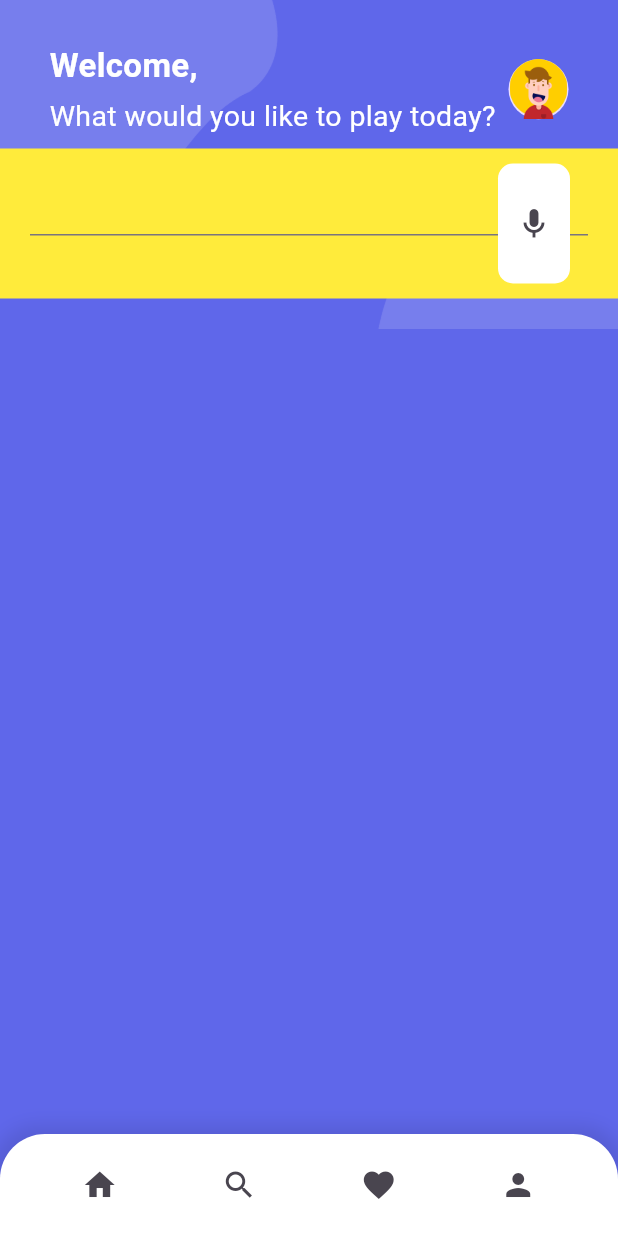
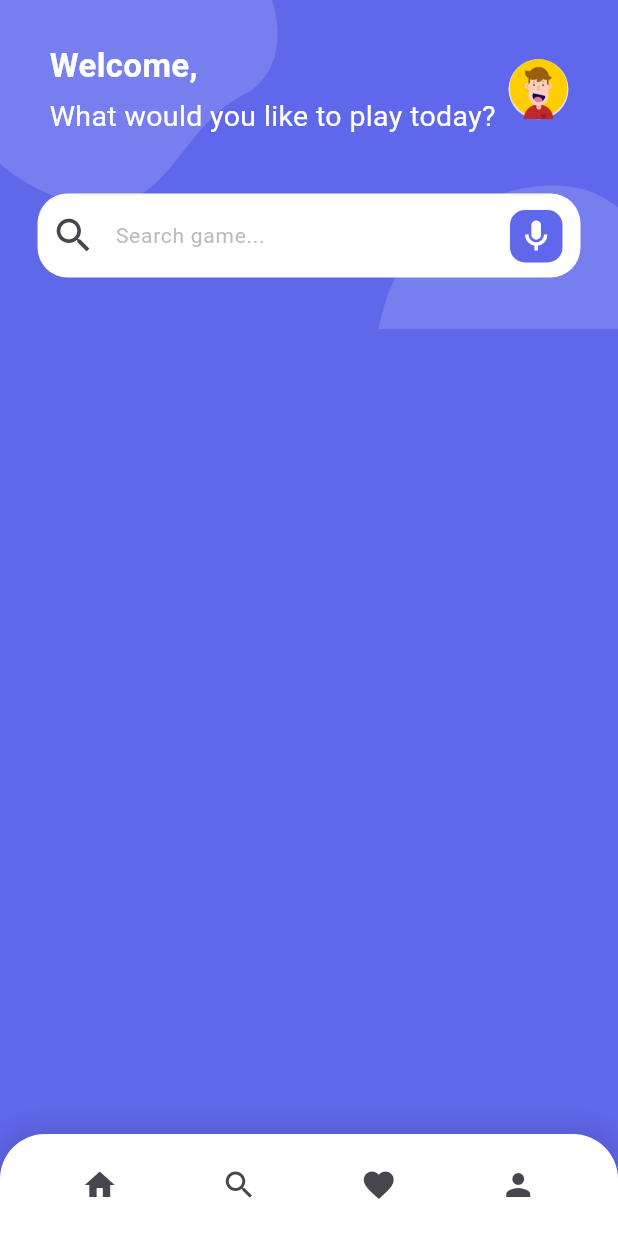
Before and after one commit to samiigll/Flutter-gamestore, a Flutter app: the screen it shows after launch, on a phone screen of 412 x 824 dp. Run offline on Flutter 3.47's test engine with Material 3 defaults, Android fonts, the light colour scheme and no system bars.

Commit message:
Refactor search section UI in home page

```diff
--- a/lib/pages/home/widgets/search.dart
+++ b/lib/pages/home/widgets/search.dart
@@ -1,30 +1,47 @@
 import 'package:flutter/material.dart';
 
 class SearchSection extends StatelessWidget {
-  const SearchSection({Key? key}) : super(key: key);
+  const SearchSection({super.key});
 
   @override
   Widget build(BuildContext context) {
     return Container(
-      height: 100,
-      color: Colors.yellow,
-      padding: const EdgeInsets.symmetric(horizontal: 20, vertical: 10),
+      // height: 100,
+      // color: Colors.yellow,
+      padding: const EdgeInsets.symmetric(horizontal: 25, vertical: 30),
       child: Stack(
         children: [
-          const TextField(),
+          TextField(
+            decoration: InputDecoration(
+                fillColor: Colors.white,
+                filled: true,
+                border: const OutlineInputBorder(
+                  borderRadius: BorderRadius.all(Radius.circular(20)),
+                  borderSide: BorderSide.none,
+                ),
+                prefixIcon: const Icon(
+                  Icons.search,
+                  size: 30,
+                ),
+                hintText: 'Search game...',
+                hintStyle: TextStyle(
+                  fontSize: 14,
+                  color: Colors.grey.withOpacity(0.7),
+                )),
+          ),
           Positioned(
             right: 12,
-            top: 0,
-            bottom: 0,
+            bottom: 10,
             child: Container(
-              padding: const EdgeInsets.all(0),
-              decoration: const BoxDecoration(
+              padding: const EdgeInsets.all(5),
+              decoration: BoxDecoration(
+                borderRadius: BorderRadius.circular(10),
+                color: const Color(0xFF5F67EA),
+              ),
+              child: const Icon(
+                Icons.mic_outlined,
                 color: Colors.white,
-                borderRadius: BorderRadius.all(Radius.circular(10)),
-              ),
-              child: IconButton(
-                icon: const Icon(Icons.mic_outlined),
-                onPressed: () {},
+                size: 25,
               ),
             ),
           ),
```
